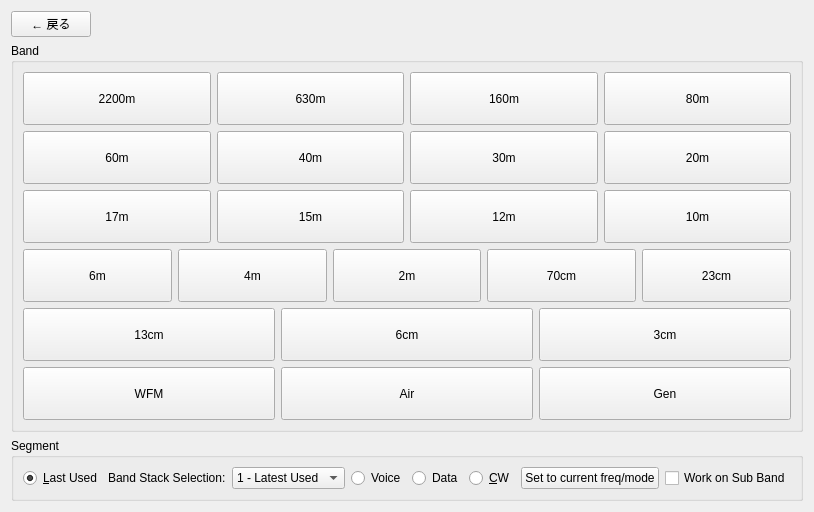
Above: src/bandbuttons.ui from kazushinjo/wfview-win before the change. Below: the same form after it.
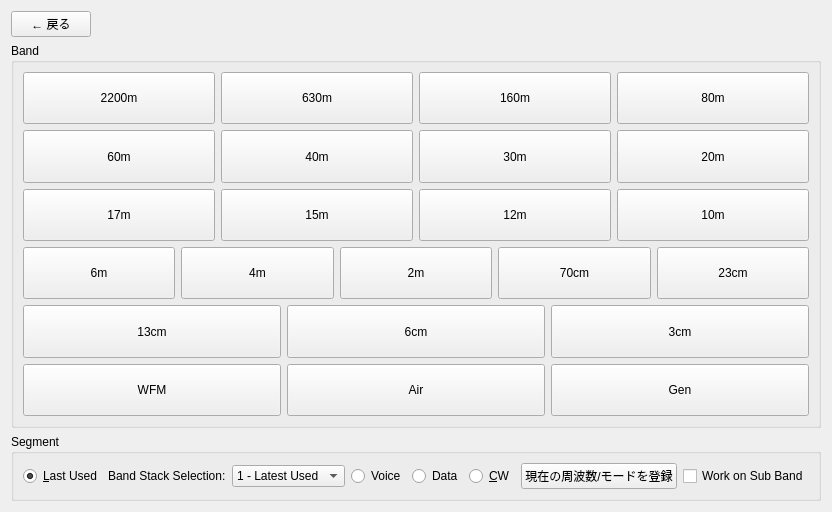
That is the form after the change.

The edit to the form file:
```diff
--- a/src/bandbuttons.ui
+++ b/src/bandbuttons.ui
@@ -721,7 +721,7 @@
          <string>Use this button to set the current bandstack register frequency/mode</string>
         </property>
         <property name="text">
-         <string>Set to current freq/mode</string>
+         <string>現在の周波数/モードを登録</string>
         </property>
        </widget>
       </item>
```
